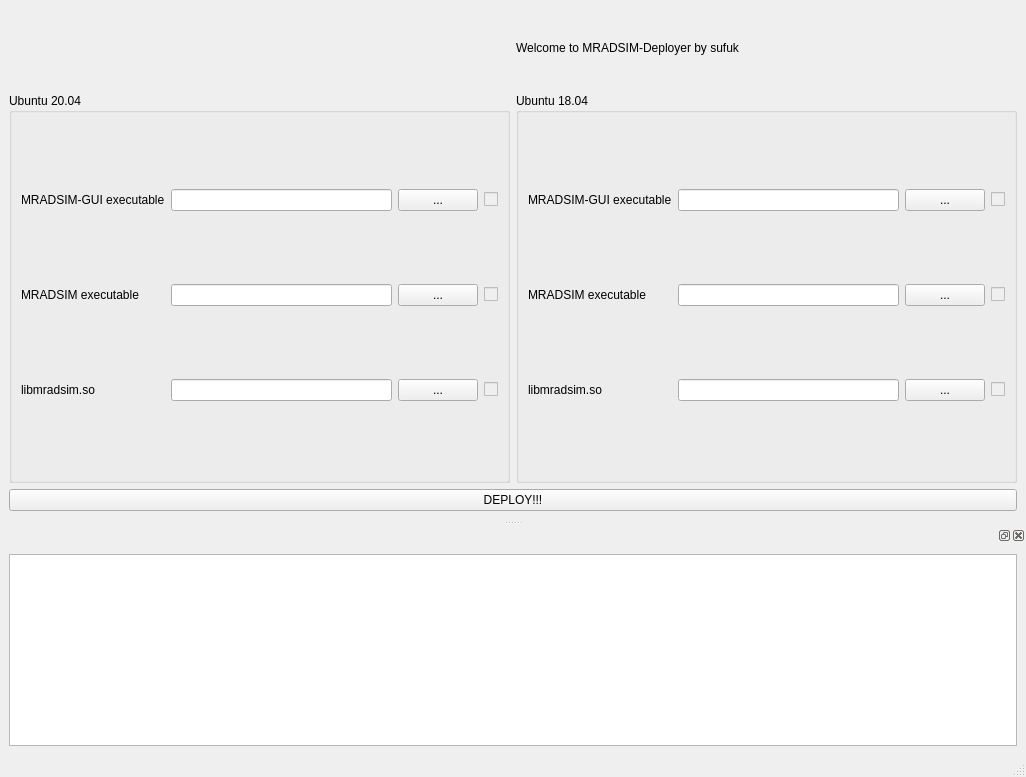
Old version of the form MRADSIM-Deployer/uis/MainWindow.ui in the repository haknkayaa/Qt-OpenCASCADE-Projects.
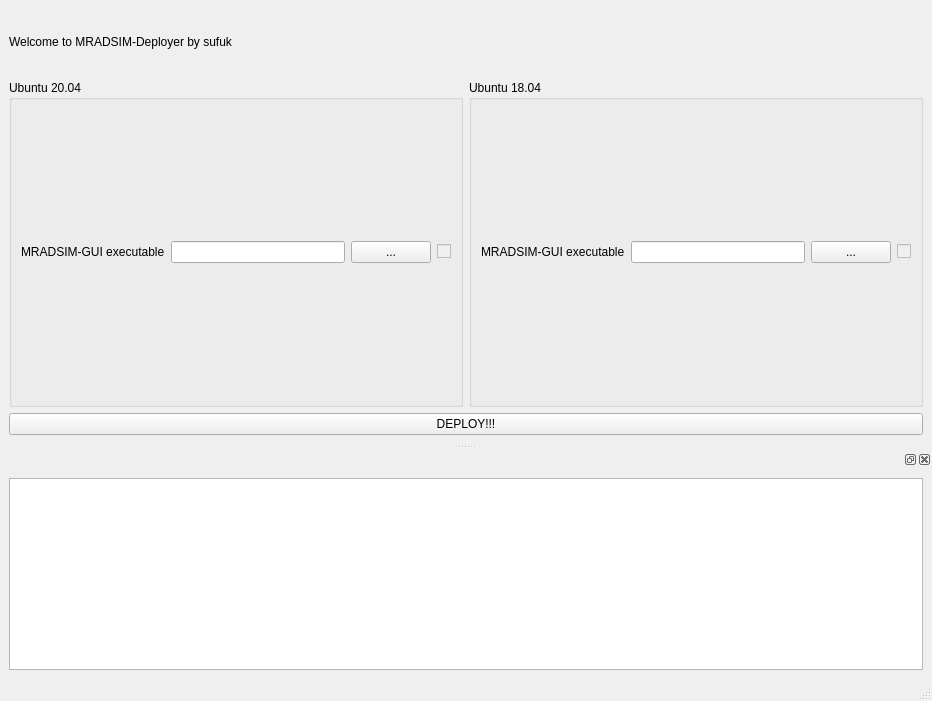
New version of the form. Icons and pictures are not drawn.

Patch:
```diff
--- a/MRADSIM-Deployer/uis/MainWindow.ui
+++ b/MRADSIM-Deployer/uis/MainWindow.ui
@@ -9,8 +9,8 @@
    <rect>
     <x>0</x>
     <y>0</y>
-    <width>1026</width>
-    <height>777</height>
+    <width>932</width>
+    <height>701</height>
    </rect>
   </property>
   <property name="windowTitle">
@@ -30,29 +30,13 @@
        <string>Ubuntu 20.04</string>
       </property>
       <layout class="QGridLayout" name="gridLayout_3">
-       <item row="2" column="3">
-        <widget class="QCheckBox" name="simulator_checkBox20">
-         <property name="enabled">
-          <bool>false</bool>
-         </property>
+       <item row="1" column="2">
+        <widget class="QPushButton" name="gui_button20">
          <property name="text">
-          <string/>
+          <string>...</string>
          </property>
-         <property name="checkable">
-          <bool>true</bool>
-         </property>
         </widget>
        </item>
-       <item row="2" column="0">
-        <widget class="QLabel" name="label_3">
-         <property name="text">
-          <string>MRADSIM executable</string>
-         </property>
-        </widget>
-       </item>
-       <item row="3" column="1">
-        <widget class="QLineEdit" name="library_lineEdit20"/>
-       </item>
        <item row="1" column="0">
         <widget class="QLabel" name="label_2">
          <property name="text">
@@ -60,33 +44,6 @@
          </property>
         </widget>
        </item>
-       <item row="2" column="2">
-        <widget class="QPushButton" name="simulator_button20">
-         <property name="text">
-          <string>...</string>
-         </property>
-        </widget>
-       </item>
-       <item row="1" column="3">
-        <widget class="QCheckBox" name="gui_checkbox20">
-         <property name="enabled">
-          <bool>false</bool>
-         </property>
-         <property name="text">
-          <string/>
-         </property>
-         <property name="checkable">
-          <bool>true</bool>
-         </property>
-        </widget>
-       </item>
-       <item row="3" column="2">
-        <widget class="QPushButton" name="library_button20">
-         <property name="text">
-          <string>...</string>
-         </property>
-        </widget>
-       </item>
        <item row="1" column="1">
         <widget class="QLineEdit" name="gui_lineEdit20">
          <property name="readOnly">
@@ -94,25 +51,8 @@
          </property>
         </widget>
        </item>
-       <item row="2" column="1">
-        <widget class="QLineEdit" name="simulator_lineEdit20"/>
-       </item>
-       <item row="1" column="2">
-        <widget class="QPushButton" name="gui_button20">
-         <property name="text">
-          <string>...</string>
-         </property>
-        </widget>
-       </item>
-       <item row="3" column="0">
-        <widget class="QLabel" name="label_4">
-         <property name="text">
-          <string>libmradsim.so</string>
-         </property>
-        </widget>
-       </item>
-       <item row="3" column="3">
-        <widget class="QCheckBox" name="library_checkBox20">
+       <item row="1" column="3">
+        <widget class="QCheckBox" name="gui_checkbox20">
          <property name="enabled">
           <bool>false</bool>
          </property>
@@ -140,43 +80,6 @@
        <string>Ubuntu 18.04</string>
       </property>
       <layout class="QGridLayout" name="gridLayout_4">
-       <item row="2" column="3">
-        <widget class="QCheckBox" name="simulator_checkBox18">
-         <property name="enabled">
-          <bool>false</bool>
-         </property>
-         <property name="text">
-          <string/>
-         </property>
-         <property name="checkable">
-          <bool>true</bool>
-         </property>
-        </widget>
-       </item>
-       <item row="2" column="0">
-        <widget class="QLabel" name="label_5">
-         <property name="text">
-          <string>MRADSIM executable</string>
-         </property>
-        </widget>
-       </item>
-       <item row="3" column="1">
-        <widget class="QLineEdit" name="library_lineEdit18"/>
-       </item>
-       <item row="1" column="0">
-        <widget class="QLabel" name="label_6">
-         <property name="text">
-          <string>MRADSIM-GUI executable</string>
-         </property>
-        </widget>
-       </item>
-       <item row="2" column="2">
-        <widget class="QPushButton" name="simulator_button18">
-         <property name="text">
-          <string>...</string>
-         </property>
-        </widget>
-       </item>
        <item row="1" column="3">
         <widget class="QCheckBox" name="gui_checkbox18">
          <property name="enabled">
@@ -190,23 +93,13 @@
          </property>
         </widget>
        </item>
-       <item row="3" column="2">
-        <widget class="QPushButton" name="library_button18">
+       <item row="1" column="0">
+        <widget class="QLabel" name="label_6">
          <property name="text">
-          <string>...</string>
+          <string>MRADSIM-GUI executable</string>
          </property>
         </widget>
        </item>
-       <item row="1" column="1">
-        <widget class="QLineEdit" name="gui_lineEdit18">
-         <property name="readOnly">
-          <bool>false</bool>
-         </property>
-        </widget>
-       </item>
-       <item row="2" column="1">
-        <widget class="QLineEdit" name="simulator_lineEdit18"/>
-       </item>
        <item row="1" column="2">
         <widget class="QPushButton" name="gui_button18">
          <property name="text">
@@ -214,40 +107,17 @@
          </property>
         </widget>
        </item>
-       <item row="3" column="0">
-        <widget class="QLabel" name="label_7">
-         <property name="text">
-          <string>libmradsim.so</string>
-         </property>
-        </widget>
-       </item>
-       <item row="3" column="3">
-        <widget class="QCheckBox" name="library_checkBox18">
-         <property name="enabled">
+       <item row="1" column="1">
+        <widget class="QLineEdit" name="gui_lineEdit18">
+         <property name="readOnly">
           <bool>false</bool>
          </property>
-         <property name="text">
-          <string/>
-         </property>
-         <property name="checkable">
-          <bool>true</bool>
-         </property>
         </widget>
        </item>
       </layout>
      </widget>
     </item>
-    <item row="1" column="0">
-     <widget class="QLabel" name="label_8">
-      <property name="text">
-       <string/>
-      </property>
-      <property name="pixmap">
-       <pixmap resource="../resources/resources.qrc">:/images/rd.jpeg</pixmap>
-      </property>
-     </widget>
-    </item>
-    <item row="1" column="1">
+    <item row="0" column="0">
      <widget class="QLabel" name="label">
       <property name="text">
        <string>Welcome to MRADSIM-Deployer by sufuk</string>
```
